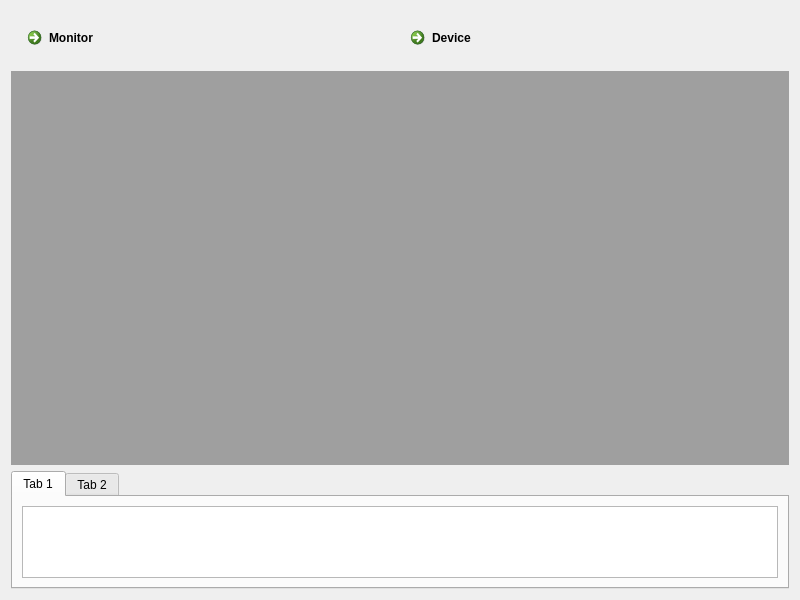
The window that threadUsage/mainwnd.ui (XSoCY/Arsenal) describes before a commit, drawn with Qt 5.
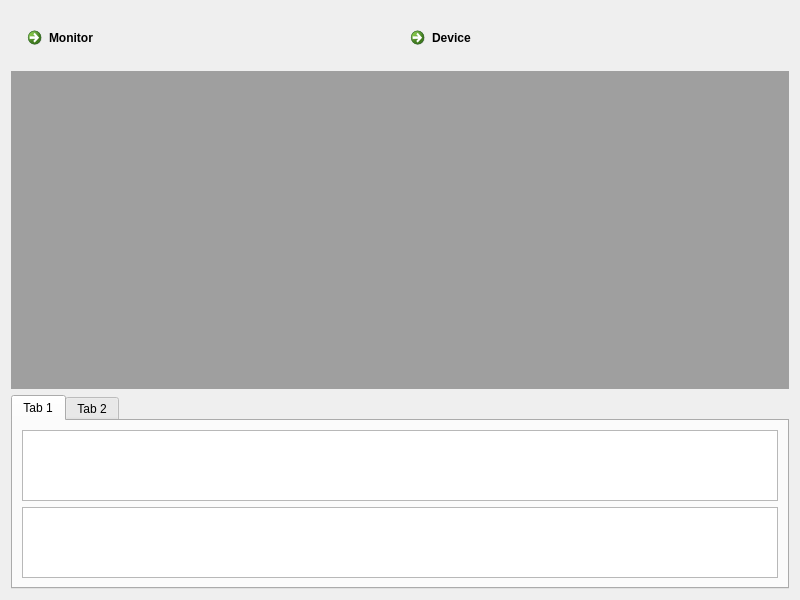
The same window after the commit.

Patch:
```diff
--- a/threadUsage/mainwnd.ui
+++ b/threadUsage/mainwnd.ui
@@ -56,6 +56,9 @@
        <string>Tab 1</string>
       </attribute>
       <layout class="QVBoxLayout" name="verticalLayout_2">
+       <item>
+        <widget class="QTextEdit" name="textEdit"/>
+       </item>
        <item>
         <widget class="QTableWidget" name="tableWidget"/>
        </item>
```
